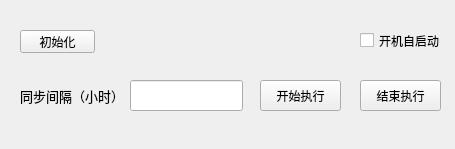
Before: the Qt Designer form PyQt/Projects/AutoCloudSync/Forms/MyMainWindow.ui in zhouzhoujack/CS-Learning, drawn with Qt 5.
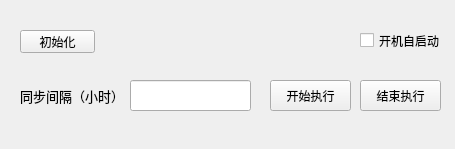
After: the same form once the commit is applied.

Patch:
```diff
--- a/PyQt/Projects/AutoCloudSync/Forms/MyMainWindow.ui
+++ b/PyQt/Projects/AutoCloudSync/Forms/MyMainWindow.ui
@@ -17,7 +17,7 @@
    <widget class="QPushButton" name="pushButton">
     <property name="geometry">
      <rect>
-      <x>260</x>
+      <x>270</x>
       <y>80</y>
       <width>81</width>
       <height>31</height>
@@ -32,7 +32,7 @@
      <rect>
       <x>130</x>
       <y>80</y>
-      <width>113</width>
+      <width>121</width>
       <height>31</height>
      </rect>
     </property>
```
